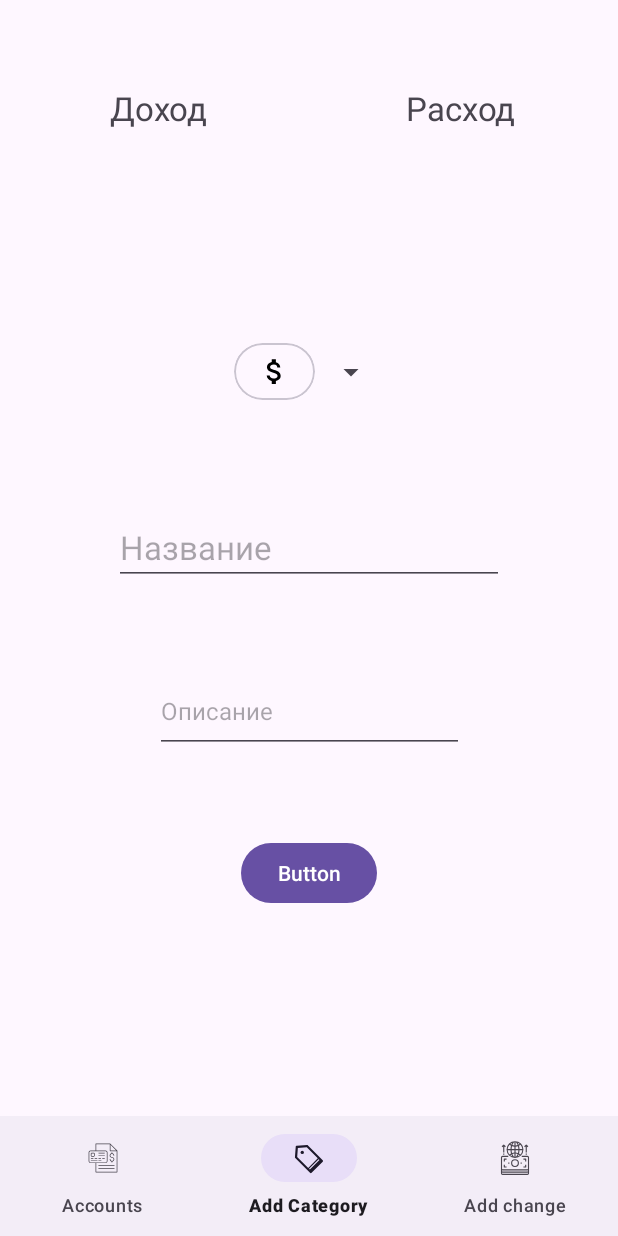
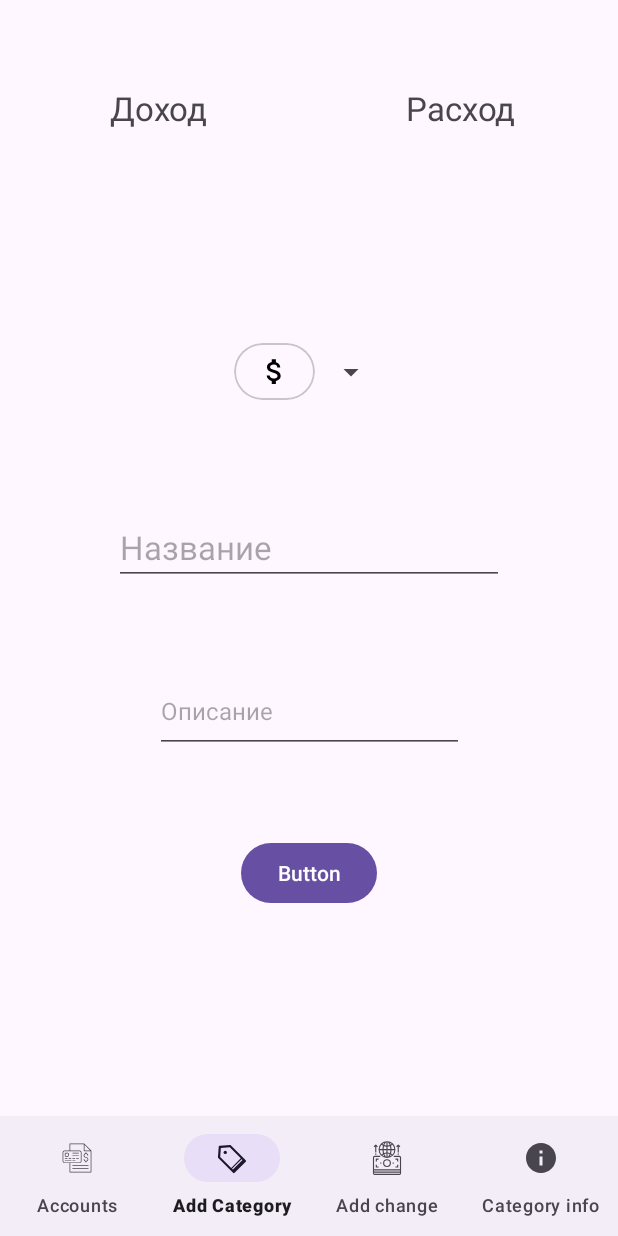
Before and after one commit to MATTOROW/LookToMoney, an Android app: the screen it shows after launch (MainActivity), item 2 of the bottom bar chosen, on a phone screen of 412 x 824 dp. Run offline under Robolectric (Android 15) with nearby library versions, the light colour scheme and no system bars; our stand-ins replace navigation-ui; libraries missing offline, so code that uses them is left out: kotlin.reflect.jvm.

Commit message:
Category Info fragment added

```diff
--- /dev/null
+++ b/app/src/main/res/drawable/baseline_info_24.xml
@@ -0,0 +1,5 @@
+<vector xmlns:android="http://schemas.android.com/apk/res/android" android:height="24dp" android:tint="#000000" android:viewportHeight="24" android:viewportWidth="24" android:width="24dp">
+
+    <path android:fillColor="@android:color/white" android:pathData="M12,2C6.48,2 2,6.48 2,12s4.48,10 10,10 10,-4.48 10,-10S17.52,2 12,2zM13,17h-2v-6h2v6zM13,9h-2L11,7h2v2z"/>
+
+</vector>
--- a/app/src/main/res/menu/main_menu.xml
+++ b/app/src/main/res/menu/main_menu.xml
@@ -1,13 +1,20 @@
 <?xml version="1.0" encoding="utf-8"?>
 <menu xmlns:android="http://schemas.android.com/apk/res/android">
-    <item android:id="@+id/accountsContainerFragment"
-        android:title="@string/account_title"
-        android:icon="@drawable/ic_account"/>
-    <item android:id="@+id/addCategoryFragment"
-        android:title="@string/addCategory_title"
-        android:icon="@drawable/ic_category"/>
+    <item
+        android:id="@+id/accountsContainerFragment"
+        android:icon="@drawable/ic_account"
+        android:title="@string/account_title" />
+    <item
+        android:id="@+id/addCategoryFragment"
+        android:icon="@drawable/ic_category"
+        android:title="@string/addCategory_title" />
 
-    <item android:id="@+id/addChangeFragment"
-        android:title="@string/addChange_title"
-        android:icon="@drawable/ic_transaction"/>
+    <item
+        android:id="@+id/addChangeFragment"
+        android:icon="@drawable/ic_transaction"
+        android:title="@string/addChange_title" />
+    <item
+        android:id="@+id/categoryInfoFragment"
+        android:icon="@drawable/baseline_info_24"
+        android:title="@string/categoryInfo_title" />
 </menu>
--- a/app/src/main/res/navigation/main_graph.xml
+++ b/app/src/main/res/navigation/main_graph.xml
@@ -19,4 +19,9 @@
         android:id="@+id/addChangeFragment"
         android:name="ru.itis.looktomoney.fragments.AddChangeFragment"
         android:label="AddChangeFragment" />
+    <fragment
+        android:id="@+id/categoryInfoFragment"
+        android:name="ru.itis.looktomoney.fragments.CategoryInfoFragment"
+        android:label="fragment_category_info"
+        tools:layout="@layout/fragment_category_info" />
 </navigation>
--- a/app/src/main/res/values/strings.xml
+++ b/app/src/main/res/values/strings.xml
@@ -8,4 +8,5 @@
     <string name="account_title">Accounts</string>
     <string name="addCategory_title">Add Category</string>
     <string name="addChange_title">Add change</string>
+    <string name="categoryInfo_title">Category info</string>string>
 </resources>
```
Also changed, not shown: app/src/main/java/ru/itis/looktomoney/fragments/CategoryInfoFragment.kt (added, +21 -0 lines), app/src/main/res/layout/fragment_category_info.xml (added, +44 -0 lines), 1 other file.
